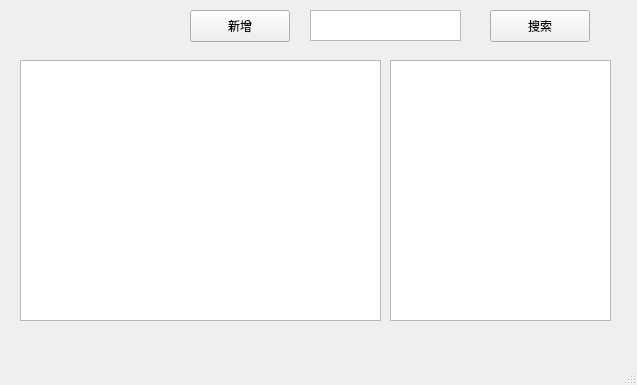
The window that mainwindow.ui (Flyingon/qt-secret-tool) describes before a commit, drawn with Qt 5.
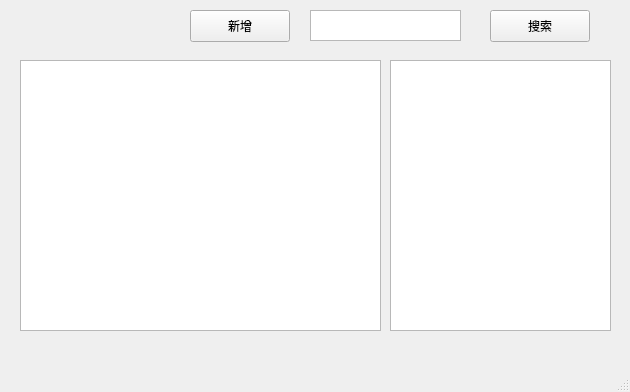
The same window after the commit.

What changed in the file:
```diff
--- a/mainwindow.ui
+++ b/mainwindow.ui
@@ -6,8 +6,8 @@
    <rect>
     <x>0</x>
     <y>0</y>
-    <width>637</width>
-    <height>385</height>
+    <width>630</width>
+    <height>392</height>
    </rect>
   </property>
   <property name="windowTitle">
@@ -20,7 +20,7 @@
       <x>20</x>
       <y>60</y>
       <width>361</width>
-      <height>261</height>
+      <height>271</height>
      </rect>
     </property>
    </widget>
@@ -30,7 +30,7 @@
       <x>390</x>
       <y>60</y>
       <width>221</width>
-      <height>261</height>
+      <height>271</height>
      </rect>
     </property>
    </widget>
```
Left out of the diff: 4 changed lines with no effect on the pictures.
